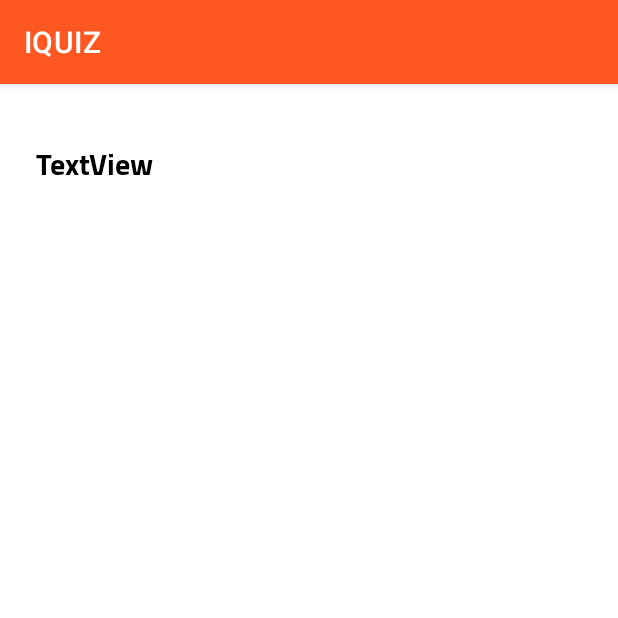
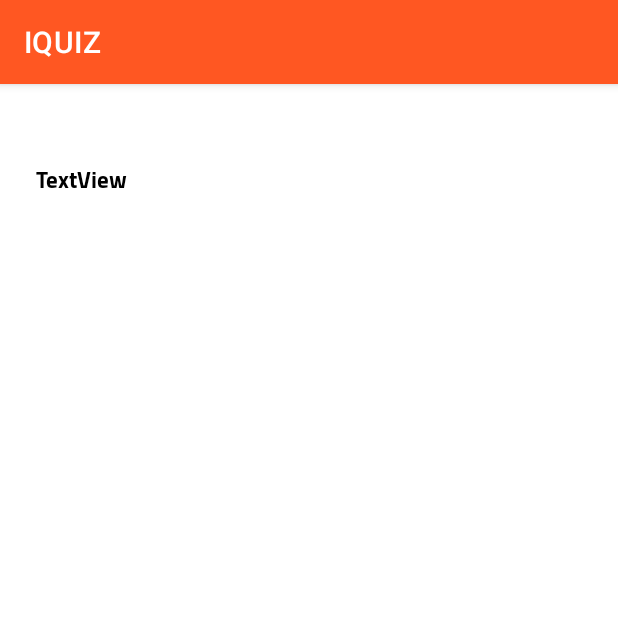
Before and after one commit to sandip4337/IQuiz, an Android app: the QuestionActivity screen opened directly, with no data from a screen before it, on a phone screen of 412 x 824 dp, the top half of it. Run offline under Robolectric (Android 15) with nearby library versions, the light colour scheme and no system bars; our stand-ins replace Firebase (no records; nobody signed in at launch, a user with empty details on screens opened directly).

Commit message:
commit now

```diff
--- a/app/src/main/java/com/sandip/quiz/Activity/QuestionActivity.kt
+++ b/app/src/main/java/com/sandip/quiz/Activity/QuestionActivity.kt
@@ -112,7 +112,6 @@ class QuestionActivity : AppCompatActivity() {
         Log.d("ques", ques.toString())
 
         ques?.let {
-
             Description.text = it.description
             optionAdapter = optionadapter(this, it)
             layoutManager = LinearLayoutManager(this)
--- a/app/src/main/res/layout/activity_question.xml
+++ b/app/src/main/res/layout/activity_question.xml
@@ -13,11 +13,10 @@
         android:layout_width="0dp"
         android:layout_height="wrap_content"
         android:padding="8dp"
-        android:textSize="20sp"
-        android:gravity=""
+        android:textSize="15sp"
         android:textColor="@color/black"
         android:fontFamily="@font/cairo_bold"
-        android:layout_marginTop="10dp"
+        android:layout_marginTop="25dp"
         android:text="@string/textview_description"
         app:layout_constraintEnd_toEndOf="parent"
         app:layout_constraintStart_toStartOf="parent"
```
